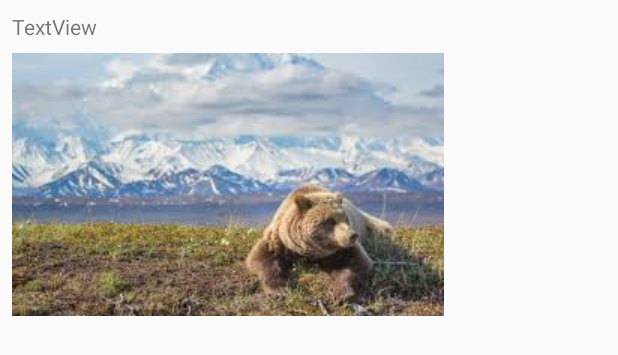
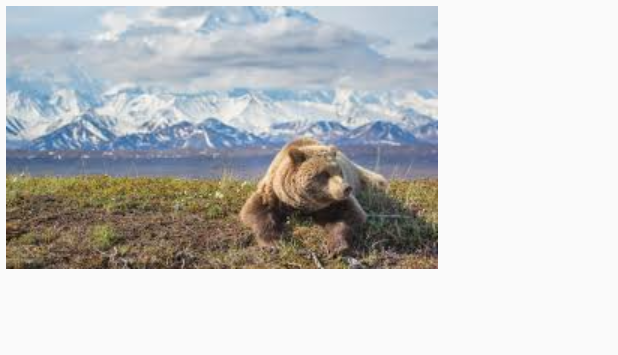
Before and after one commit to Marcellis/PlacesOfInterest, an Android app: the layout grid_cell.xml on its own in the app's theme, with its tools: preview values and no code run, on a phone screen of 412 x 824 dp. Shown: the top 355 px of the screen. Run offline under Robolectric (Android 15) with nearby library versions, the phone set to English and light mode, and no system bars.

```diff
--- a/app/src/main/java/com/example/marmm/placesofinterest/GeoObjectViewHolder.java
+++ b/app/src/main/java/com/example/marmm/placesofinterest/GeoObjectViewHolder.java
@@ -11,15 +11,12 @@ import android.widget.TextView;
 
 public class GeoObjectViewHolder extends RecyclerView.ViewHolder {
 
-
-
         public TextView geoName;
         public ImageView geoImage;
         public View view;
 
         public GeoObjectViewHolder(View itemView) {
             super(itemView);
-            geoName = itemView.findViewById(R.id.geoTextView);
             geoImage =  itemView.findViewById(R.id.geoImageView);
             view = itemView;
         }
--- a/app/src/main/res/layout/activity_main.xml
+++ b/app/src/main/res/layout/activity_main.xml
@@ -6,15 +6,10 @@
     android:layout_height="match_parent"
     tools:context="com.example.marmm.placesofinterest.MainActivity">
 
-
     <android.support.v7.widget.RecyclerView
         android:id="@+id/recyclerView"
         android:layout_width="0dp"
         android:layout_height="0dp"
-        android:layout_marginBottom="8dp"
-        android:layout_marginEnd="8dp"
-        android:layout_marginStart="8dp"
-        android:layout_marginTop="8dp"
         app:layout_constraintBottom_toBottomOf="parent"
         app:layout_constraintEnd_toEndOf="parent"
         app:layout_constraintStart_toStartOf="parent"
--- a/app/src/main/res/layout/grid_cell.xml
+++ b/app/src/main/res/layout/grid_cell.xml
@@ -1,28 +1,16 @@
 <?xml version="1.0" encoding="utf-8"?>
 <android.support.constraint.ConstraintLayout xmlns:android="http://schemas.android.com/apk/res/android"
+    xmlns:app="http://schemas.android.com/apk/res-auto"
     android:layout_width="match_parent"
     android:layout_height="wrap_content"
-    xmlns:app="http://schemas.android.com/apk/res-auto">
-
-    <TextView
-        android:id="@+id/geoTextView"
-        android:layout_width="wrap_content"
-        android:layout_height="wrap_content"
-        android:layout_marginLeft="8dp"
-        android:layout_marginTop="8dp"
-        android:text="TextView"
-        app:layout_constraintLeft_toLeftOf="parent"
-        app:layout_constraintTop_toTopOf="parent" />
+    android:padding="4dp">
 
     <ImageView
         android:id="@+id/geoImageView"
         android:layout_width="wrap_content"
         android:layout_height="wrap_content"
-        android:layout_marginLeft="8dp"
-        android:layout_marginTop="8dp"
         android:scaleType="centerCrop"
         app:layout_constraintLeft_toLeftOf="parent"
-        app:layout_constraintTop_toBottomOf="@+id/geoTextView"
         app:srcCompat="@drawable/alaska_denali" />
 
 </android.support.constraint.ConstraintLayout>
```
Also changed, not shown: app/src/main/java/com/example/marmm/placesofinterest/GeoObjectAdapter.java (+0 -7 lines), app/src/main/java/com/example/marmm/placesofinterest/MainActivity.java (+34 -7 lines).
